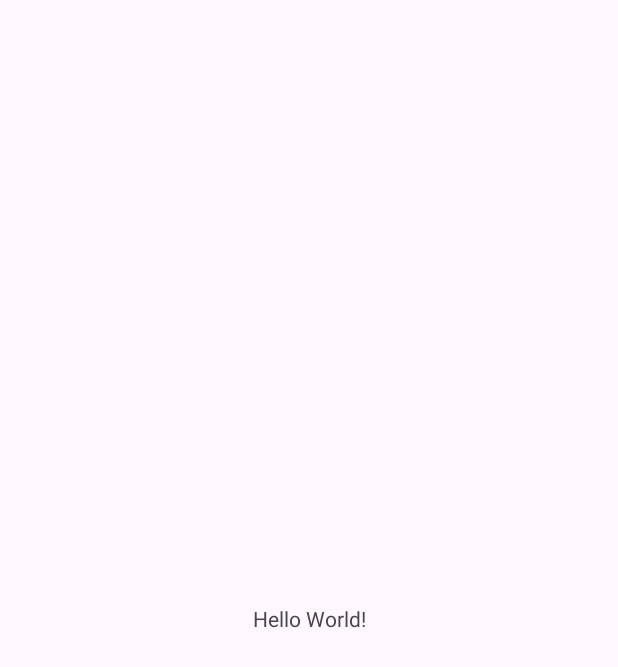
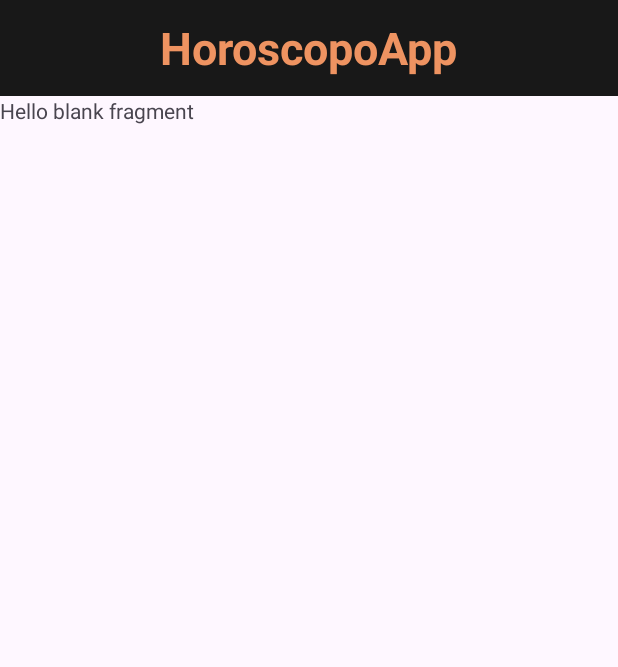
Before and after one commit to Lejomarti/HoroscopoApp, an Android app: the screen it shows after launch (MainActivity), on a phone screen of 412 x 824 dp. Before the commit the part shown is almost empty. Shown: the top 667 px of the screen. Run offline under Robolectric (Android 15) with nearby library versions, the phone set to English and light mode, and no system bars.

Commit message:
fragmentContainerView added

```diff
--- a/app/src/main/res/layout/activity_main.xml
+++ b/app/src/main/res/layout/activity_main.xml
@@ -6,13 +6,38 @@
     android:layout_height="match_parent"
     tools:context=".ui.home.MainActivity">
 
-    <TextView
-        android:layout_width="wrap_content"
-        android:layout_height="wrap_content"
-        android:text="Hello World!"
-        app:layout_constraintBottom_toBottomOf="parent"
+    <FrameLayout
+        android:id="@+id/toolBar"
+        android:layout_width="0dp"
+        android:layout_height="?attr/actionBarSize"
+        android:background="@color/primaryDark"
+        app:layout_constraintTop_toTopOf="parent"
+        app:layout_constraintStart_toStartOf="parent"
+        app:layout_constraintEnd_toEndOf="parent">
+
+        <TextView
+            android:layout_width="wrap_content"
+            android:layout_height="wrap_content"
+            android:text="@string/app_name"
+            android:layout_gravity="center"
+            android:textColor="@color/secondary"
+            android:textSize="30sp"
+            android:textStyle="bold"/>
+    </FrameLayout>
+
+    <androidx.fragment.app.FragmentContainerView
+        android:id="@+id/fragmentContainerView"
+        android:name="androidx.navigation.fragment.NavHostFragment"
+        android:layout_width="0dp"
+        android:layout_height="0dp"
+        app:defaultNavHost = "true"
+        app:navGraph = "@navigation/main_graph"
+        app:layout_constraintStart_toStartOf="parent"
         app:layout_constraintEnd_toEndOf="parent"
-        app:layout_constraintStart_toStartOf="parent"
-        app:layout_constraintTop_toTopOf="parent" />
+        app:layout_constraintTop_toBottomOf="@id/toolBar"
+        app:layout_constraintBottom_toBottomOf="parent"/>
+
+
+
 
 </androidx.constraintlayout.widget.ConstraintLayout>
--- /dev/null
+++ b/app/src/main/res/navigation/main_graph.xml
@@ -0,0 +1,23 @@
+<?xml version="1.0" encoding="utf-8"?>
+<navigation xmlns:android="http://schemas.android.com/apk/res/android"
+    xmlns:app="http://schemas.android.com/apk/res-auto"
+    xmlns:tools="http://schemas.android.com/tools"
+    android:id="@+id/main_graph"
+    app:startDestination="@id/horoscopeFragment">
+
+    <fragment
+        android:id="@+id/horoscopeFragment"
+        android:name="com.alejo.horoscopoapp.ui.horoscope.HoroscopeFragment"
+        android:label="fragment_horoscope"
+        tools:layout="@layout/fragment_horoscope" />
+    <fragment
+        android:id="@+id/luckFragment"
+        android:name="com.alejo.horoscopoapp.ui.luck.LuckFragment"
+        android:label="fragment_luck"
+        tools:layout="@layout/fragment_luck" />
+    <fragment
+        android:id="@+id/palmistryFragment"
+        android:name="com.alejo.horoscopoapp.ui.palmistry.PalmistryFragment"
+        android:label="fragment_palmistry"
+        tools:layout="@layout/fragment_palmistry" />
+</navigation>
```
